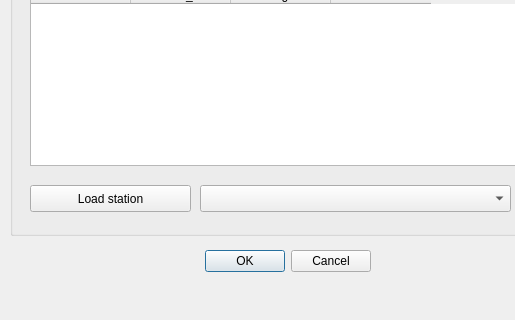
nens/threedi-results-analysis, file ui/controlled_structures_create_measuring_group_dialog.ui: the form before one commit; both pictures show x 0 to 515 and y 195 to 515 of the 779 by 515 pixel window.
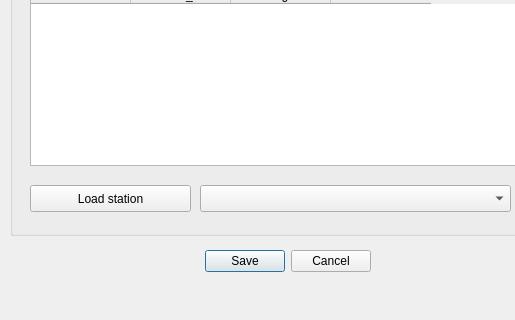
The form after the commit.

Commit message:
'Ok' buttons in dialogs are changed into 'Save' buttons. (#192)
* Ok buttons in dialogs become Save buttons.

* Refactor: Measuring group dialog is now also properly build up from ui.

Diff of the .ui file:
```diff
--- a/ui/controlled_structures_create_measuring_group_dialog.ui
+++ b/ui/controlled_structures_create_measuring_group_dialog.ui
@@ -29,7 +29,7 @@
     <enum>Qt::Horizontal</enum>
    </property>
    <property name="standardButtons">
-    <set>QDialogButtonBox::Cancel|QDialogButtonBox::Ok</set>
+    <set>QDialogButtonBox::Cancel|QDialogButtonBox::Save</set>
    </property>
   </widget>
   <widget class="QGroupBox" name="groupbox_measuring_group">
```
The commit also changes 4 other files.
